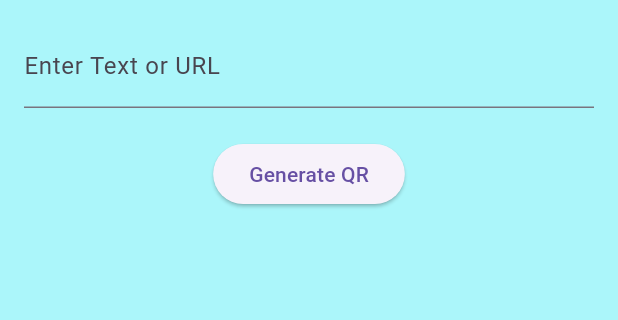
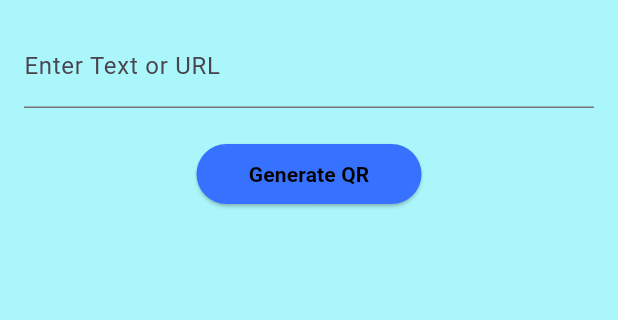
Before and after one commit to itskartike910/qr_code_sg, a Flutter app: the screen it shows after launch, after a tap on "QR Code Generator", on a phone screen of 412 x 824 dp, the part 84-404 px from its top. Run offline on Flutter 3.47's test engine with Material 3 defaults, Android fonts, the phone set to English and light mode, and no system bars; missing offline and left inert: custom_qr_generator, flutter_vibrate, qr_code_scanner.

Commit message:
some minor changes in UI.

```diff
--- a/lib/QRgenrator/qr_generator_input_screen.dart
+++ b/lib/QRgenrator/qr_generator_input_screen.dart
@@ -1,6 +1,5 @@
 import 'package:flutter/material.dart';
 import 'package:qr_code_sg/QRgenrator/qr_generator_screen.dart';
-
 
 // class QRGenInputScreen extends StatelessWidget {
 //   const QRGenInputScreen({super.key});
@@ -33,8 +32,12 @@ class QRInputScreenState extends State<QRInputScreen> {
   Widget build(BuildContext context) {
     return Scaffold(
       appBar: AppBar(
-        title: const Text('QR Code Generator',style: TextStyle(color: Color.fromARGB(255, 0, 0, 0),fontWeight: FontWeight.bold , fontSize: 22)),
-        shadowColor:const Color.fromARGB(255, 249, 23, 23),
+        title: const Text('QR Code Generator',
+            style: TextStyle(
+                color: Color.fromARGB(255, 0, 0, 0),
+                fontWeight: FontWeight.bold,
+                fontSize: 22)),
+        shadowColor: const Color.fromARGB(255, 249, 23, 23),
       ),
       body: Container(
         padding: const EdgeInsets.all(16.0),
@@ -63,7 +66,17 @@ class QRInputScreenState extends State<QRInputScreen> {
                               inputText: inputText,
                             ))).then((result) {});
               },
-              child: const Text('Generate QR'),
+              style: const ButtonStyle(
+                backgroundColor: MaterialStatePropertyAll<Color>(
+                    Color.fromARGB(255, 54, 114, 255)),
+                fixedSize: MaterialStatePropertyAll<Size>(Size(150, 40)),
+              ),
+              child: const Text(
+                'Generate QR',
+                style: TextStyle(
+                    fontWeight: FontWeight.bold,
+                    color: Color.fromARGB(255, 0, 0, 0)),
+              ),
             ),
             const SizedBox(
               height: 20,
--- a/lib/main_screen.dart
+++ b/lib/main_screen.dart
@@ -23,15 +23,19 @@ class MainScreen extends StatelessWidget {
         child: Column(
           mainAxisAlignment: MainAxisAlignment.start,
           children: [
-            // Container(
-            //   width: 360,
-            //   height: 120,
-            //   decoration: const BoxDecoration(
-            //       image: DecorationImage(
-            //     image: AssetImage("assets/qrcodesgnormal.png"),
-            //     fit: BoxFit.fill,
-            //   )),
-            // ),
+            const SizedBox(
+              height: 20,
+            ),
+            Container(
+              width: 360,
+              height: 150,
+              decoration: const BoxDecoration(
+                  image: DecorationImage(
+                image: AssetImage("assets/qrcodesgnormal.png"),
+                // image: AssetImage("assets/qrcodesgtransparent.png"),
+                fit: BoxFit.fill,
+              )),
+            ),
             const SizedBox(
               height: 30,
             ),
@@ -49,7 +53,7 @@ class MainScreen extends StatelessWidget {
               ),
             ),
             const SizedBox(
-              height: 100,
+              height: 50,
             ),
             ElevatedButton(
               onPressed: () => Navigator.push(
@@ -58,14 +62,15 @@ class MainScreen extends StatelessWidget {
                           builder: (context) => const QRInputScreen()))
                   .then((result) {}),
               style: const ButtonStyle(
-                backgroundColor:
-                    MaterialStatePropertyAll<Color>(Colors.deepOrange),
+                backgroundColor: MaterialStatePropertyAll<Color>(
+                    Color.fromARGB(255, 54, 114, 255)),
                 fixedSize: MaterialStatePropertyAll<Size>(Size(250, 50)),
               ),
               child: const Text(
                 "QR Code Generator",
                 style: TextStyle(
                     fontWeight: FontWeight.bold,
+                    fontSize: 17,
                     color: Color.fromARGB(255, 0, 0, 0)),
               ),
             ),
@@ -77,14 +82,15 @@ class MainScreen extends StatelessWidget {
                             builder: (context) => const QRScannerPage()))
                     .then((result) {}),
                 style: const ButtonStyle(
-                  backgroundColor:
-                      MaterialStatePropertyAll<Color>(Colors.deepOrange),
+                  backgroundColor: MaterialStatePropertyAll<Color>(
+                      Color.fromARGB(255, 54, 114, 255)),
                   fixedSize: MaterialStatePropertyAll<Size>(Size(250, 50)),
                 ),
                 child: const Text(
                   "QR Code Scanner",
                   style: TextStyle(
                       fontWeight: FontWeight.bold,
+                      fontSize: 17,
                       color: Color.fromARGB(255, 0, 0, 0)),
                 ))
           ],
--- a/pubspec.yaml
+++ b/pubspec.yaml
@@ -70,9 +70,9 @@ flutter:
   uses-material-design: true
 
   # To add assets to your application, add an assets section, like this:
-  # assets:
-  #   - images/a_dot_burr.jpeg
-  #   - images/a_dot_ham.jpeg
+  assets:
+    - assets/qrcodesgnormal.png
+    - assets/qrcodesgtransparent.png
 
   # An image asset can refer to one or more resolution-specific "variants", see
   # https://flutter.dev/assets-and-images/#resolution-aware
```
